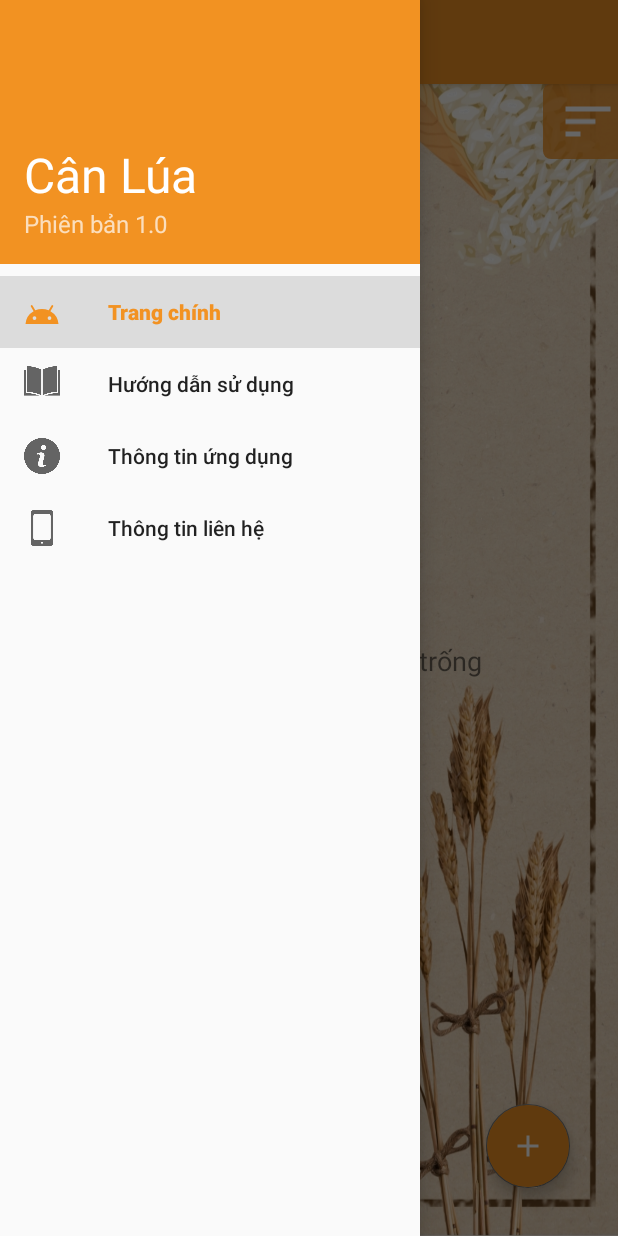
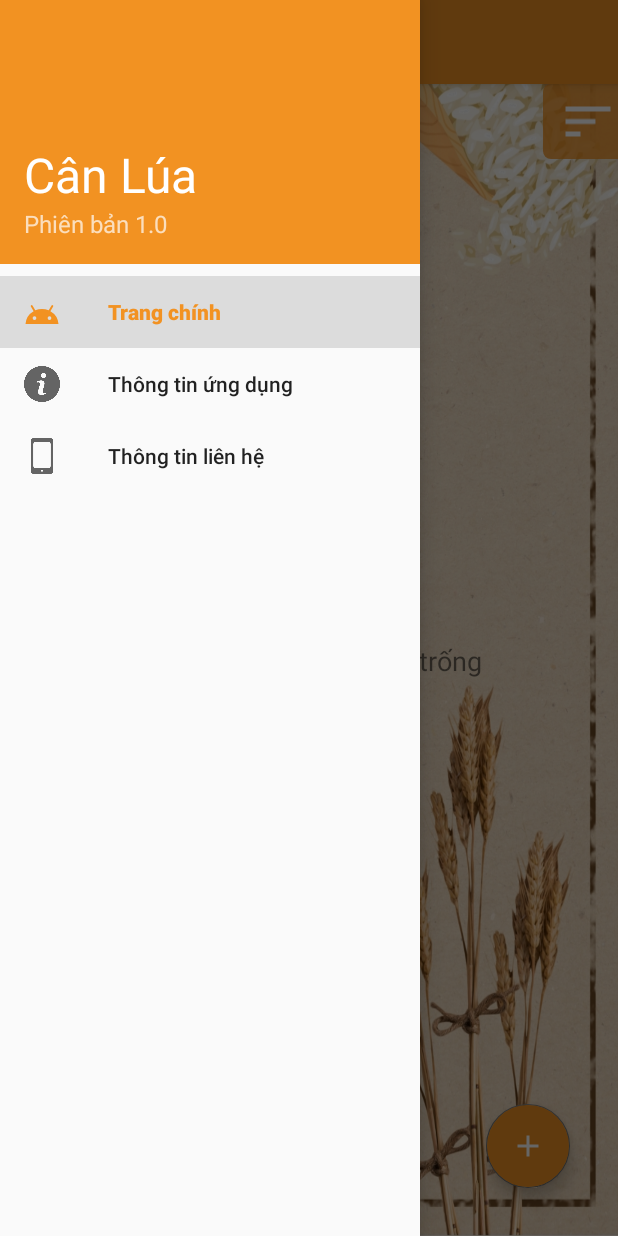
Before and after one commit to duyenle1417/CanLua_Test, an Android app: the screen it shows after launch (MainActivity), with the side drawer open, on a phone screen of 412 x 824 dp. Run offline under Robolectric (Android 15) with nearby library versions, the phone set to English and light mode, and no system bars; our stand-ins replace navigation-ui.

Commit message:
app hoàn chỉnh

```diff
--- a/app/src/main/res/menu/nav_drawer_menu.xml
+++ b/app/src/main/res/menu/nav_drawer_menu.xml
@@ -9,10 +9,6 @@
             android:icon="@drawable/test_ic"
             android:title="@string/menu_home" />
         <item
-            android:id="@+id/nav_manual"
-            android:icon="@drawable/ic_manual"
-            android:title="@string/menu_manual" />
-        <item
             android:id="@+id/nav_info"
             android:icon="@drawable/ic_info"
             android:title="@string/menu_info" />
```
